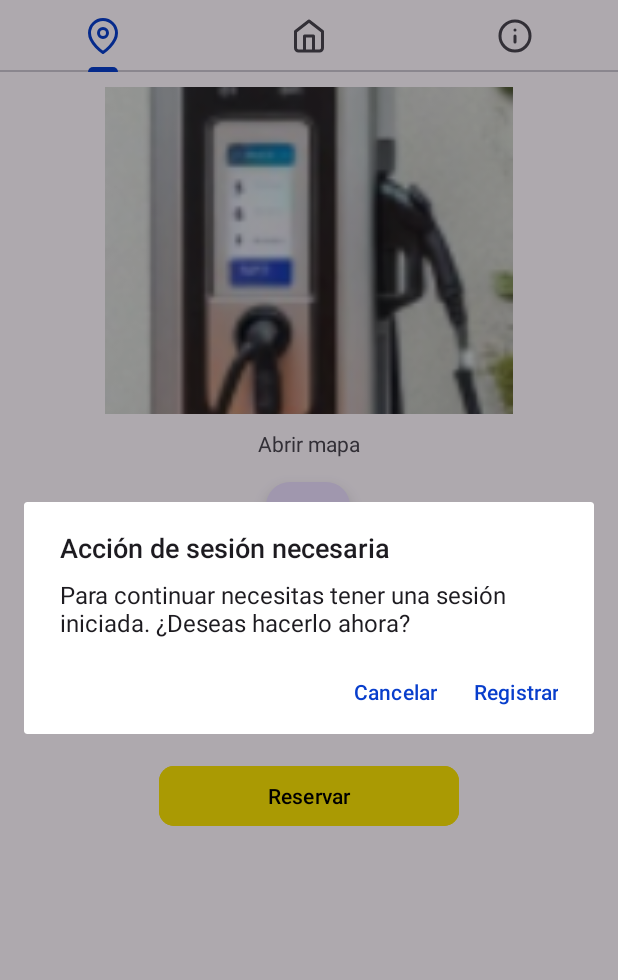
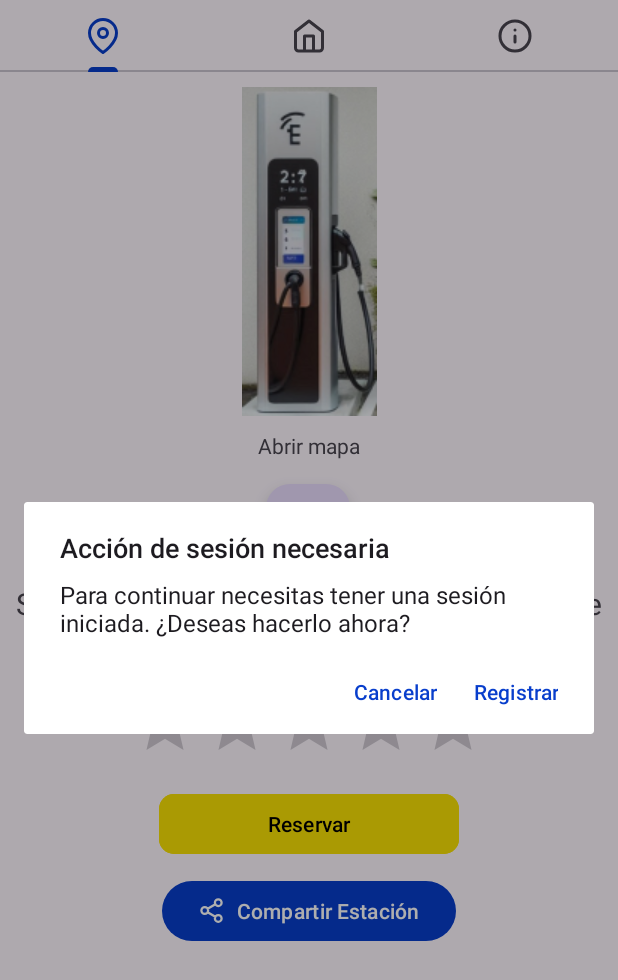
Before and after one commit to Caronte2/Grupo-Alfa, an Android app: the screen it shows after launch (MainActivity), after a tap on "Reservar", on a phone screen of 412 x 824 dp. Shown: the top 980 px of the screen. Run offline under Robolectric (Android 15) with nearby library versions, the phone set to English and light mode, and no system bars; our stand-ins replace Firebase (no records; nobody signed in at launch, a user with empty details on screens opened directly).

Commit message:
Demasiadas cosas como para acordarme

```diff
--- a/app/src/main/java/com/example/zapstation/Estacion.java
+++ b/app/src/main/java/com/example/zapstation/Estacion.java
@@ -5,7 +5,7 @@ public class Estacion {
     private String direccion;
     private com.example.zapstation.GeoPunto posicion;
     private com.example.zapstation.TipoEstacion tipo;
-    private String foto;
+    private int foto;
     private int telefono;
     private String url;
     private String comentario;
@@ -14,7 +14,7 @@ public class Estacion {
 
     public Estacion(String nombre, String direccion, double longitud,
                  double latitud, com.example.zapstation.TipoEstacion tipo, int telefono, String url, String comentario,
-                 int valoracion) {
+                 int valoracion, int foto) {
         fecha = System.currentTimeMillis();
         posicion = new com.example.zapstation.GeoPunto(longitud, latitud);
         this.nombre = nombre;
@@ -24,12 +24,14 @@ public class Estacion {
         this.url = url;
         this.comentario = comentario;
         this.valoracion = valoracion;
+        this.foto = foto;
     }
 
     public Estacion() {
         fecha = System.currentTimeMillis();
         posicion = new com.example.zapstation.GeoPunto(0.0,0.0);
         tipo = com.example.zapstation.TipoEstacion.OTROS;
+        this.foto = R.drawable.ejemplo2;
     }
 
     public String getNombre() {
@@ -56,13 +58,9 @@ public class Estacion {
         this.posicion = posicion;
     }
 
-    public String getFoto() {
-        return foto;
-    }
+    public int getFoto() {return foto;}
 
-    public void setFoto(String foto) {
-        this.foto = foto;
-    }
+    public void setFoto(int foto) {this.foto = foto;}
 
     public int getTelefono() {
         return telefono;
--- a/app/src/main/java/com/example/zapstation/EstacionesLista.java
+++ b/app/src/main/java/com/example/zapstation/EstacionesLista.java
@@ -38,32 +38,15 @@ public class EstacionesLista implements RepositorioEstaciones {
     }
 
     public void añadeEjemplos() {
-        añade(new com.example.zapstation.Estacion("Escuela Politécnica Superior de Gandía",
-                "C/ Paranimf, 1 46730 Gandia (SPAIN)", -0.166093, 38.995656,
-                com.example.zapstation.TipoEstacion.EDUCACION, 962849300, "http://www.epsg.upv.es",
-                "Uno de los mejores lugares para formarse.", 3));
-        añade(new com.example.zapstation.Estacion("Al de siempre",
-                "P.Industrial Junto Molí Nou - 46722, Benifla (Valencia)",
-                -0.190642, 38.925857, com.example.zapstation.TipoEstacion.BAR, 636472405, "",
-                "No te pierdas el arroz en calabaza.", 3));
         añade(new com.example.zapstation.Estacion("Ajuntament de Sueca",
                 "Plaça de l'Ajuntament, 10, 46410 Sueca, València",
                 -0.310510, 39.202553, com.example.zapstation.TipoEstacion.HOTEL, 644306085, "https://www.sueca.es/",
-                "Mal lloc pa carregar el coche.", 4));
-        añade(new com.example.zapstation.Estacion("androidcurso.com",
-                "ciberespacio", 0.0, 0.0, com.example.zapstation.TipoEstacion.EDUCACION,
-                962849300, "http://androidcurso.com",
-                "Amplia tus conocimientos sobre Android.", 5));
-        añade(new com.example.zapstation.Estacion("Barranco del Infierno",
-                "Vía Verde del río Serpis. Villalonga (Valencia)",
-                -0.295058, 38.867180, com.example.zapstation.TipoEstacion.NATURALEZA, 0,
-                "http://sosegaos.blogspot.com.es/2009/02/lorcha-villalonga-via-"+
-                        "verde-del-rio.html","Espectacular ruta para bici o andar", 4));
-        añade(new Estacion("La Vital",
-                "Avda. de La Vital, 0 46701 Gandía (Valencia)", -0.1720092,
-                38.9705949, TipoEstacion.COMPRAS, 962881070,
-                "http://www.lavital.es/", "El típico centro comercial", 2));
+                "Mal lloc pa carregar el coche.", 3, R.drawable.foto_epsg));
 
+        añade(new com.example.zapstation.Estacion("Plaça de l'estació",
+                "Parque de la estación, 46410 Sueca, Valencia",
+                -0.308471, 39.205706, com.example.zapstation.TipoEstacion.HOTEL, 644306085, "https://www.sueca.es/",
+                "Ñenfe Cercanias.", 4, R.drawable.punto_carga));
     }
 
         /*public static List<Lugar> añadeEjemplos2() {
--- a/app/src/main/java/com/example/zapstation/MapaActivity.java
+++ b/app/src/main/java/com/example/zapstation/MapaActivity.java
@@ -50,7 +50,11 @@ public class MapaActivity extends FragmentActivity implements OnMapReadyCallback
             if (estacionSeleccionada != null) {
                 Intent resultIntent = new Intent();
                 resultIntent.putExtra("nombreEstacion", estacionSeleccionada.getNombre());
-                resultIntent.putExtra("imagenEstacion", estacionSeleccionada.getFoto());
+
+                int imagenResId = estacionSeleccionada.getFoto();
+                resultIntent.putExtra("imagenEstacion", imagenResId);
+
+                resultIntent.putExtra("direccionEstacion", estacionSeleccionada.getDireccion());
 
                 // Enviar resultado y cerrar MapaActivity
                 setResult(RESULT_OK, resultIntent);
--- /dev/null
+++ b/app/src/main/java/com/example/zapstation/SplashActivity.java
@@ -0,0 +1,34 @@
+package com.example.zapstation;
+
+import android.content.Intent;
+import android.os.Bundle;
+import android.os.Handler;
+import android.view.animation.Animation;
+import android.view.animation.AnimationUtils;
+import android.widget.ImageView;
+
+import androidx.appcompat.app.AppCompatActivity;
+
+public class SplashActivity extends AppCompatActivity {
+
+    @Override
+    protected void onCreate(Bundle savedInstanceState) {
+        super.onCreate(savedInstanceState);
+        setContentView(R.layout.activity_splash);
+
+        ImageView splashLogo = findViewById(R.id.splashLogo);
+
+        Animation scaleUp = AnimationUtils.loadAnimation(this, R.anim.intro_logo);
+
+        splashLogo.startAnimation(scaleUp);
+
+        new Handler().postDelayed(new Runnable() {
+            @Override
+            public void run() {
+                Intent intent = new Intent(SplashActivity.this, MainActivity.class);
+                startActivity(intent);
+                finish();
+            }
+        }, 2000);
+    }
+}
--- a/app/src/main/java/com/example/zapstation/TabInfo.java
+++ b/app/src/main/java/com/example/zapstation/TabInfo.java
@@ -16,6 +16,6 @@ public class TabInfo extends Fragment {
     @Override
     public View onCreateView(LayoutInflater inflater, ViewGroup container,
                              Bundle savedInstanceState) {
-        return inflater.inflate(R.layout.acerca_de, container, false);
+        return inflater.inflate(R.layout.tab_info, container, false);
     }
 }
--- /dev/null
+++ b/app/src/main/res/drawable/compartir.xml
@@ -0,0 +1,13 @@
+<vector xmlns:android="http://schemas.android.com/apk/res/android"
+    android:width="48dp"
+    android:height="48dp"
+    android:viewportWidth="48"
+    android:viewportHeight="48">
+  <path
+      android:pathData="M17.18,27.02L30.84,34.98M30.82,13.02L17.18,20.98M42,10C42,13.314 39.314,16 36,16C32.686,16 30,13.314 30,10C30,6.686 32.686,4 36,4C39.314,4 42,6.686 42,10ZM18,24C18,27.314 15.314,30 12,30C8.686,30 6,27.314 6,24C6,20.686 8.686,18 12,18C15.314,18 18,20.686 18,24ZM42,38C42,41.314 39.314,44 36,44C32.686,44 30,41.314 30,38C30,34.686 32.686,32 36,32C39.314,32 42,34.686 42,38Z"
+      android:strokeLineJoin="round"
+      android:strokeWidth="4"
+      android:fillColor="#00000000"
+      android:strokeColor="#1E1E1E"
+      android:strokeLineCap="round"/>
+</vector>
--- a/app/src/main/res/layout/tab2.xml
+++ b/app/src/main/res/layout/tab2.xml
@@ -1,27 +1,41 @@
 <LinearLayout xmlns:android="http://schemas.android.com/apk/res/android"
     xmlns:tools="http://schemas.android.com/tools"
+    xmlns:app="http://schemas.android.com/apk/res-auto"
     android:layout_width="match_parent"
     android:layout_height="match_parent"
-    xmlns:app="http://schemas.android.com/apk/res-auto"
     android:orientation="vertical">
+
+    <ScrollView
+        android:layout_width="match_parent"
+        android:layout_height="match_parent">
+
+
 
             <androidx.constraintlayout.widget.ConstraintLayout
                 android:layout_width="match_parent"
-        android:layout_height="match_parent">
+                android:layout_height="wrap_content">
 
-        <Button
-            android:id="@+id/reservar"
-            android:layout_width="200dp"
+                <ImageView
+                    android:id="@+id/imagenEstacion"
+                    android:layout_width="wrap_content"
                     android:layout_height="wrap_content"
-            android:layout_marginTop="100dp"
-            android:backgroundTint="#F9E104"
-            android:text="Reservar"
-            android:textColor="#000000"
-            app:cornerRadius="10dp"
+                    android:layout_marginTop="10dp"
+                    android:scaleType="centerCrop"
                     app:layout_constraintEnd_toEndOf="parent"
                     app:layout_constraintStart_toStartOf="parent"
-            app:layout_constraintTop_toBottomOf="@+id/nombreEstacion" />
+                    app:layout_constraintTop_toTopOf="parent"
+                    app:srcCompat="@drawable/ejemplo2" />
 
+                <TextView
+                    android:id="@+id/textView15"
+                    android:layout_width="wrap_content"
+                    android:layout_height="wrap_content"
+                    android:layout_marginTop="10dp"
+                    android:text="Abrir mapa"
+                    android:textSize="14sp"
+                    app:layout_constraintEnd_toEndOf="parent"
+                    app:layout_constraintStart_toStartOf="parent"
+                    app:layout_constraintTop_toBottomOf="@+id/imagenEstacion" />
 
                 <com.google.android.material.floatingactionbutton.FloatingActionButton
                     android:id="@+id/openMapButton"
@@ -36,56 +50,62 @@
                     app:layout_constraintTop_toBottomOf="@+id/textView15"
                     app:srcCompat="@android:drawable/ic_menu_mylocation" />
 
-        <ImageView
-            android:id="@+id/imagenEstacion"
-            android:layout_width="272dp"
-            android:layout_height="218dp"
-            android:layout_marginTop="10dp"
-            android:scaleType="centerCrop"
-            app:layout_constraintEnd_toEndOf="parent"
-            app:layout_constraintStart_toStartOf="parent"
-            app:layout_constraintTop_toTopOf="parent"
-            app:srcCompat="@drawable/ejemplo2" />
-
-        <ImageView
-            android:id="@+id/dislike"
-            android:layout_width="wrap_content"
-            android:layout_height="wrap_content"
-            android:layout_marginTop="30dp"
-            android:layout_marginEnd="128dp"
-            app:layout_constraintEnd_toEndOf="parent"
-            app:layout_constraintTop_toBottomOf="@+id/nombreEstacion"
-            app:srcCompat="@drawable/thumbs_down" />
-
-        <ImageView
-            android:id="@+id/like"
-            android:layout_width="wrap_content"
-            android:layout_height="wrap_content"
-            android:layout_marginStart="128dp"
-            android:layout_marginTop="30dp"
-            app:layout_constraintStart_toStartOf="parent"
-            app:layout_constraintTop_toBottomOf="@+id/nombreEstacion"
-            app:srcCompat="@drawable/thumbs_up" />
-
                 <TextView
                     android:id="@+id/nombreEstacion"
                     android:layout_width="wrap_content"
                     android:layout_height="wrap_content"
                     android:layout_marginTop="10dp"
-            android:text="Zap Station UPV Gandia"
+                    android:text="Selecciona una estación para ver su nombre"
+                    android:textSize="20sp"
                     app:layout_constraintEnd_toEndOf="parent"
                     app:layout_constraintStart_toStartOf="parent"
                     app:layout_constraintTop_toBottomOf="@+id/openMapButton" />
 
-        <TextView
-            android:id="@+id/textView15"
+                <RatingBar
+                    android:id="@+id/ratingBar"
                     android:layout_width="wrap_content"
                     android:layout_height="wrap_content"
                     android:layout_marginTop="10dp"
-            android:text="Abrir mapa"
                     app:layout_constraintEnd_toEndOf="parent"
                     app:layout_constraintStart_toStartOf="parent"
-            app:layout_constraintTop_toBottomOf="@+id/imagenEstacion" />
+                    app:layout_constraintTop_toBottomOf="@+id/direccionEstacion" />
+
+                <Button
+                    android:id="@+id/reservar"
+                    android:layout_width="200dp"
+                    android:layout_height="wrap_content"
+                    android:layout_marginTop="10dp"
+                    android:backgroundTint="#F9E104"
+                    android:text="Reservar"
+                    android:textColor="#000000"
+                    app:cornerRadius="10dp"
+                    app:layout_constraintEnd_toEndOf="parent"
+                    app:layout_constraintStart_toStartOf="parent"
+                    app:layout_constraintTop_toBottomOf="@+id/ratingBar" />
+
+                <Button
+                    android:id="@+id/compartirEstacion"
+                    android:layout_width="wrap_content"
+                    android:layout_height="wrap_content"
+                    android:layout_marginTop="10dp"
+                    android:text="Compartir Estación"
+                    app:icon="@drawable/compartir"
+                    app:layout_constraintEnd_toEndOf="parent"
+                    app:layout_constraintStart_toStartOf="parent"
+                    app:layout_constraintTop_toBottomOf="@+id/reservar" />
+
+                <TextView
+                    android:id="@+id/direccionEstacion"
+                    android:layout_width="wrap_content"
+                    android:layout_height="wrap_content"
+                    android:layout_marginTop="10dp"
+                    android:text="Selecciona una estación para ver su dirección"
+                    android:textSize="16sp"
+                    app:layout_constraintEnd_toEndOf="parent"
+                    app:layout_constraintStart_toStartOf="parent"
+                    app:layout_constraintTop_toBottomOf="@+id/nombreEstacion" />
+
             </androidx.constraintlayout.widget.ConstraintLayout>
 
+    </ScrollView>
 </LinearLayout>
--- /dev/null
+++ b/app/src/main/res/values/refs.xml
@@ -0,0 +1,2 @@
+<?xml version="1.0" encoding="utf-8"?>
+<resources></resources>
```
Also changed, not shown: app/src/main/AndroidManifest.xml (+17 -5 lines), app/src/main/java/com/example/zapstation/AcercaDeActivity.java (added, +23 -0 lines), app/src/main/java/com/example/zapstation/Tab2.java (+77 -34 lines), app/src/main/java/com/example/zapstation/Tab5.java (+10 -0 lines), app/src/main/res/anim/intro_logo.xml (added, +10 -0 lines), app/src/main/res/layout/acerca_de.xml (+14 -5 lines), app/src/main/res/layout/activity_splash.xml (added, +14 -0 lines), app/src/main/res/layout/tab5.xml (+10 -0 lines), app/src/main/res/layout/tab_info.xml (added, +45 -0 lines), app/src/main/res/drawable/splash_background.png (added), app/src/main/res/drawable/splash_logo.png (added), 1 other file. Lines whose indentation alone changed are shown as unchanged.
